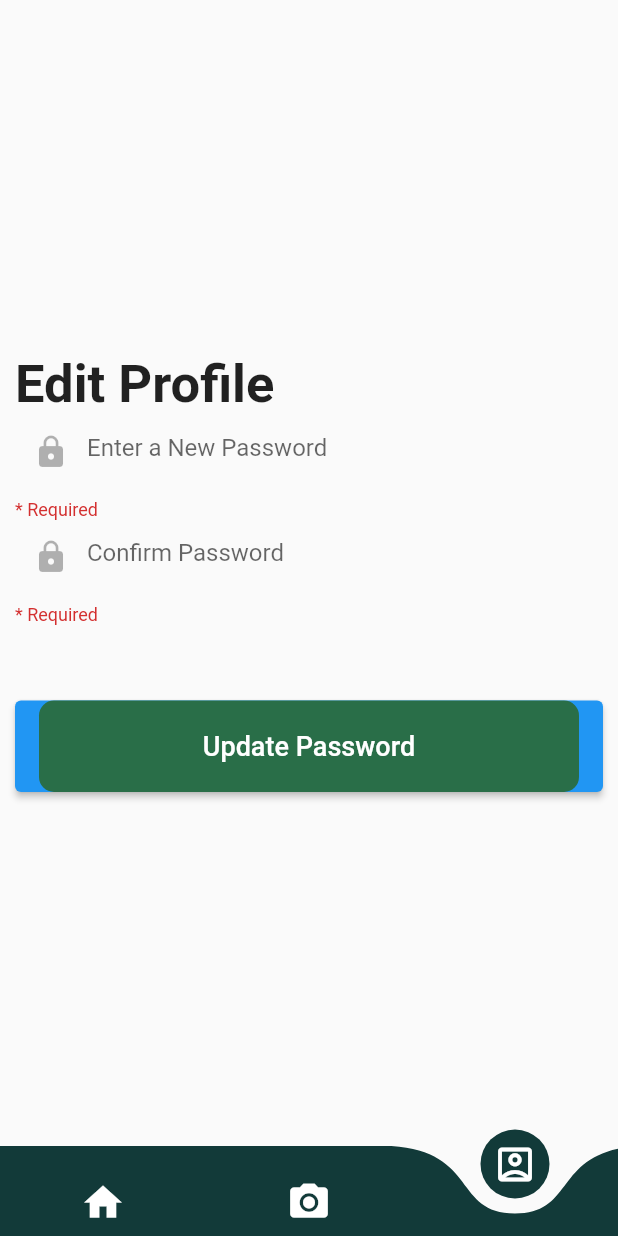
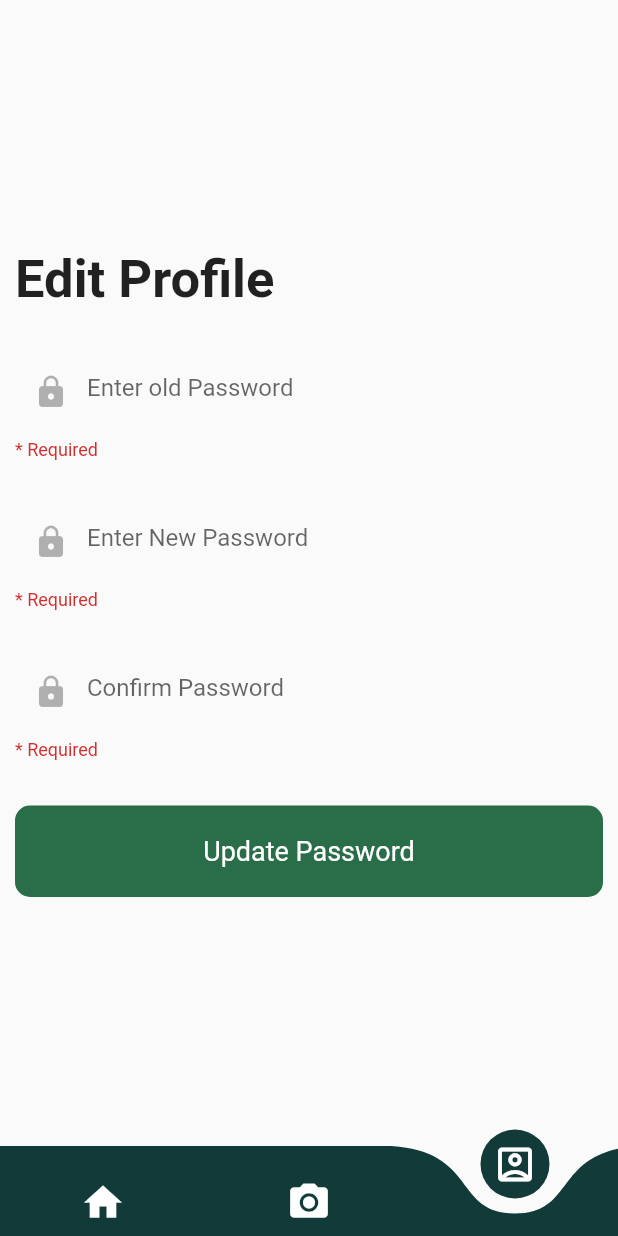
Before and after one commit to XpertBotTeam/crop_disease_mobile, a Flutter app: the BottomNavBarState screen opened directly, item 3 of the bottom bar chosen, after a tap on "Update Password", on a phone screen of 412 x 824 dp. Run offline on Flutter 3.47's test engine with Material 2 defaults, Android fonts, the phone set to English and light mode, and no system bars; drawn by our look-alikes of curved_navigation_bar; our stand-ins replace form_field_validator, geocoding, geolocator, get, image_cropper, image_picker and 3 more; accounts and stored records are empty; network calls fail.

```diff
--- a/agriidetect/lib/controllers/login_controller.dart
+++ b/agriidetect/lib/controllers/login_controller.dart
@@ -16,8 +16,11 @@ import '../utils/api_endpoints.dart';
 class LoginController extends GetxController {
   TextEditingController emailController = TextEditingController();
   TextEditingController passwordController = TextEditingController();
+  TextEditingController oldpasswordController = TextEditingController();
+  TextEditingController newpasswordController = TextEditingController();
+  TextEditingController confirmpasswordController = TextEditingController();
   final Future<SharedPreferences> _prefs = SharedPreferences.getInstance();
-
+  var token;
   Future<void> loginWithEmail() async {
     var headers = {'Content-Type': 'application/json'};
     try {
@@ -34,7 +37,7 @@ class LoginController extends GetxController {
         final json = jsonDecode(response.body);
 
 
-        var token = json['token'];
+       token = json['token'];
         final SharedPreferences? prefs = await _prefs;
         await prefs?.setString('token', token);
 
@@ -58,6 +61,39 @@ class LoginController extends GetxController {
       showAlertDialog(Get.context!,"No Internet","Check your internet connection.");
     }
   }
+  Future<void> updatepassword() async {
+    var headers = {'Content-Type': 'application/json',    'Authorization': 'Bearer $token'};
+
+    try {
+      var url = Uri.parse(
+          ApiEndPoints.baseUrl + ApiEndPoints.authEndpoints.update);
+      Map body = {
+        'old_password': oldpasswordController.text,
+        'new_password': newpasswordController.text,
+        'confirm_password':confirmpasswordController.text,
+      };
+      http.Response response =
+          await http.post(url, body: jsonEncode(body), headers: headers);
+
+      if (response.statusCode == 200) {
+
+
+
+
+
+
+
+
+
+        oldpasswordController.clear();
+        newpasswordController.clear();
+        confirmpasswordController.clear();
+    }
+    } catch (error) {
+    Get.back();
+    showAlertDialog(Get.context!,"No Internet","Check your internet connection.");
+    }
+  }
 }
 void showAlertDialog(BuildContext context, String ttle,String message){
   Widget okButton=TextButton(onPressed: (){
--- a/agriidetect/lib/ui/screens/widgets/ChangePassword.dart
+++ b/agriidetect/lib/ui/screens/widgets/ChangePassword.dart
@@ -1,6 +1,9 @@
 import 'package:flutter/material.dart';
 import 'package:form_field_validator/form_field_validator.dart';
+import 'package:get/get.dart';
+import 'package:get/get_core/src/get_main.dart';
 
+import '../../../controllers/login_controller.dart';
 import '../../../utils/constants.dart';
 import 'custom_textfield.dart';
 
@@ -11,13 +14,11 @@ class PasswordUpdateForm extends StatefulWidget {
 
 class _PasswordUpdateFormState extends State<PasswordUpdateForm> {
   final GlobalKey<FormState> _formKey = GlobalKey<FormState>();
-  TextEditingController PasswordController = TextEditingController();
-  TextEditingController RPasswordController = TextEditingController();
+  LoginController loginController = Get.put(LoginController());
 
   void _handlePasswordUpdate() {
     // Implement your password update logic here
-    String oldPassword = PasswordController.text;
-    String newPassword = RPasswordController.text;
+loginController.updatepassword();
 
     // Validate input and send a request to the backend
     // Update local state based on the backend response
@@ -28,7 +29,7 @@ class _PasswordUpdateFormState extends State<PasswordUpdateForm> {
     Size size = MediaQuery.of(context).size;
     bool locked = true;
     return  Padding(
-        padding: const EdgeInsets.symmetric(vertical: 20, horizontal: 10),
+        padding: const EdgeInsets.symmetric(vertical: 10, horizontal: 10),
   child:  Form(
       key: _formKey,
       child: Column(
@@ -42,6 +43,8 @@ class _PasswordUpdateFormState extends State<PasswordUpdateForm> {
               fontWeight: FontWeight.w700,
             ),
           ),
+          SizedBox(
+            height: 30.0,),
           TextFormField(
             obscureText: locked,
             validator:  MultiValidator([
@@ -52,7 +55,7 @@ class _PasswordUpdateFormState extends State<PasswordUpdateForm> {
                   errorText:
                   "Password should not be greater than 15 characters")
             ]),
-            controller: PasswordController,
+            controller: loginController.oldpasswordController,
             decoration: InputDecoration(
               prefixIcon: IconButton(
                 icon: Icon(locked ? Icons.lock : Icons.lock_open, color: Constants.blackColor.withOpacity(.3),),
@@ -63,21 +66,37 @@ class _PasswordUpdateFormState extends State<PasswordUpdateForm> {
                   });
                 },
               ),
-              hintText: 'Enter a New Password',
+              hintText: 'Enter old Password',
               border: InputBorder.none,
             ),
 
           ),
-
+          SizedBox(
+            height: 30.0,),
           CustomTextfield(
                 (value){
               if(value!.isEmpty)
                 return '* Required';
-              if(value != PasswordController.text)
+
+
+            },
+           loginController.newpasswordController,
+            Icons.lock,
+            true,
+            'Enter New Password',
+
+          ),
+          SizedBox(
+            height: 30.0,),
+          CustomTextfield(
+                (value){
+              if(value!.isEmpty)
+                return '* Required';
+              if(value != loginController.newpasswordController.text)
                 return 'Not Match';
 
             },
-         RPasswordController,
+       loginController.confirmpasswordController,
             Icons.lock,
             true,
             'Confirm Password',
@@ -85,9 +104,10 @@ class _PasswordUpdateFormState extends State<PasswordUpdateForm> {
           ),
 
           SizedBox(
-            height: 50.0,),
-          ElevatedButton(
-            onPressed: () {
+            height: 30.0,),
+
+            GestureDetector(
+              onTap: () {
                 if (_formKey.currentState!.validate()) {
                   _handlePasswordUpdate();
                 }
@@ -111,6 +131,7 @@ class _PasswordUpdateFormState extends State<PasswordUpdateForm> {
                 ),
               ),
             ),
+
         ],
       ),
     ) );
--- a/agriidetect/lib/utils/api_endpoints.dart
+++ b/agriidetect/lib/utils/api_endpoints.dart
@@ -8,7 +8,7 @@ class _AuthEndPoints {
   final String registerEmail = '/api/register';
   final String loginEmail = '/api/login';
   final String diseases = '/api/diseases';
-
+  final String location = '/api/location';
   final String photo = '/api/photo';
-
+  final String update = '/api/update_Password';
 }
--- a/agriidetect/pubspec.yaml
+++ b/agriidetect/pubspec.yaml
@@ -50,6 +50,10 @@ dependencies:
   cached_network_image: ^3.2.2
   image_picker: ^1.0.2
   image_cropper: ^5.0.0
+  geocoding: ^2.1.1
+  geolocator: ^10.0.1
+
+
 
 
 
```
Also changed, not shown: agriidetect/lib/controllers/diseases_controller.dart (+21 -2 lines), agriidetect/lib/models/camera.dart (+48 -2 lines), agriidetect/pubspec.lock, 5 other files. Lines whose indentation alone changed are shown as unchanged.
